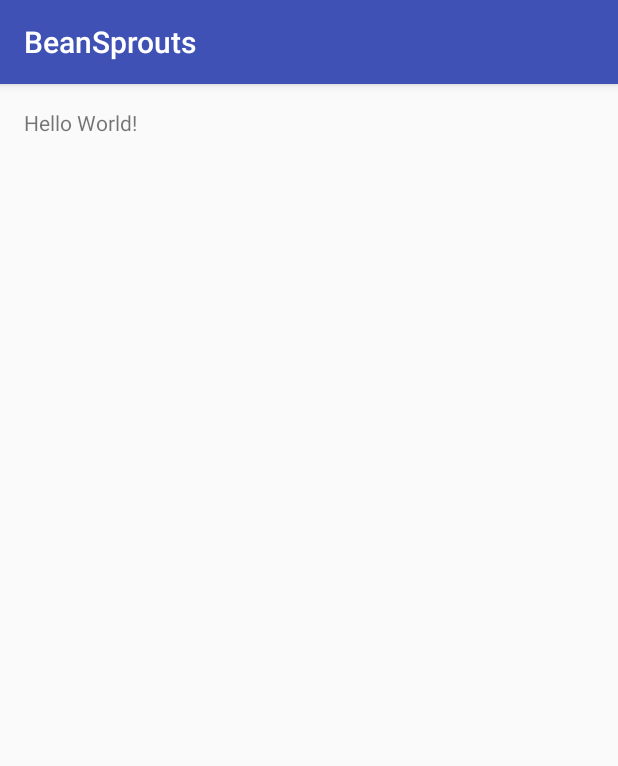
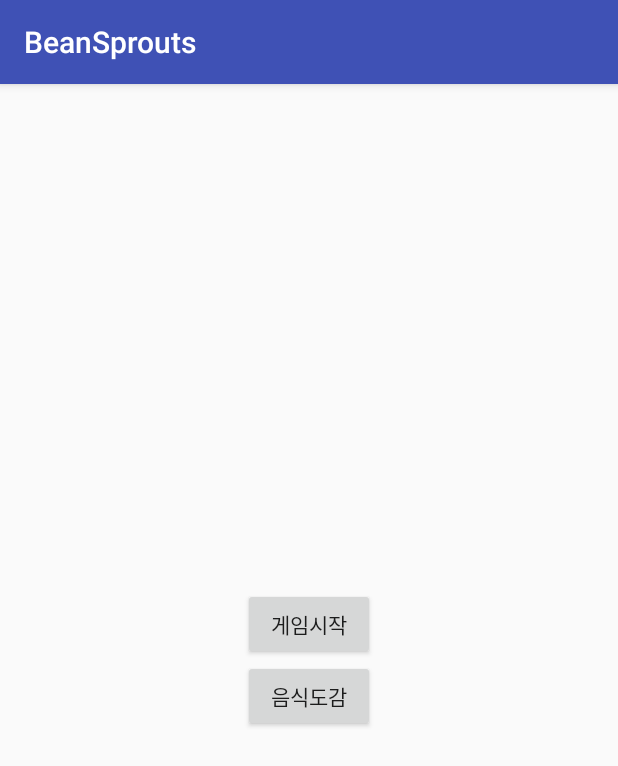
Before and after one commit to blueland99/BeanSprouts, an Android app: the screen it shows after launch (MainActivity), on a phone screen of 412 x 824 dp. Shown: the top 766 px of the screen. Run offline under Robolectric (Android 15) with nearby library versions, the phone set to English and light mode, and no system bars.

Commit message:
#2 Add Button

```diff
--- a/app/src/main/res/layout/activity_main.xml
+++ b/app/src/main/res/layout/activity_main.xml
@@ -1,5 +1,5 @@
 <?xml version="1.0" encoding="utf-8"?>
-<RelativeLayout xmlns:android="http://schemas.android.com/apk/res/android"
+<LinearLayout xmlns:android="http://schemas.android.com/apk/res/android"
     xmlns:tools="http://schemas.android.com/tools"
     android:id="@+id/activity_main"
     android:layout_width="match_parent"
@@ -8,10 +8,20 @@
     android:paddingLeft="@dimen/activity_horizontal_margin"
     android:paddingRight="@dimen/activity_horizontal_margin"
     android:paddingTop="@dimen/activity_vertical_margin"
-    tools:context="kr.hs.dbgus3577e_mirim.beansprouts.MainActivity">
-
-    <TextView
+    tools:context="kr.hs.dbgus3577e_mirim.beansprouts.MainActivity"
+    android:orientation="vertical"
+    android:gravity="center"
+    >
+    <Button
+        android:id="@+id/gameStart"
         android:layout_width="wrap_content"
         android:layout_height="wrap_content"
-        android:text="Hello World!" />
-</RelativeLayout>
+        android:text="@string/main_but_1"
+        />
+    <Button
+        android:id="@+id/collect"
+        android:layout_width="wrap_content"
+        android:layout_height="wrap_content"
+        android:text="@string/main_but_2"
+        />
+</LinearLayout>
--- a/app/src/main/res/values/strings.xml
+++ b/app/src/main/res/values/strings.xml
@@ -1,3 +1,5 @@
 <resources>
     <string name="app_name">BeanSprouts</string>
+    <string name="main_but_1">게임시작</string>
+    <string name="main_but_2">음식도감</string>
 </resources>
```
